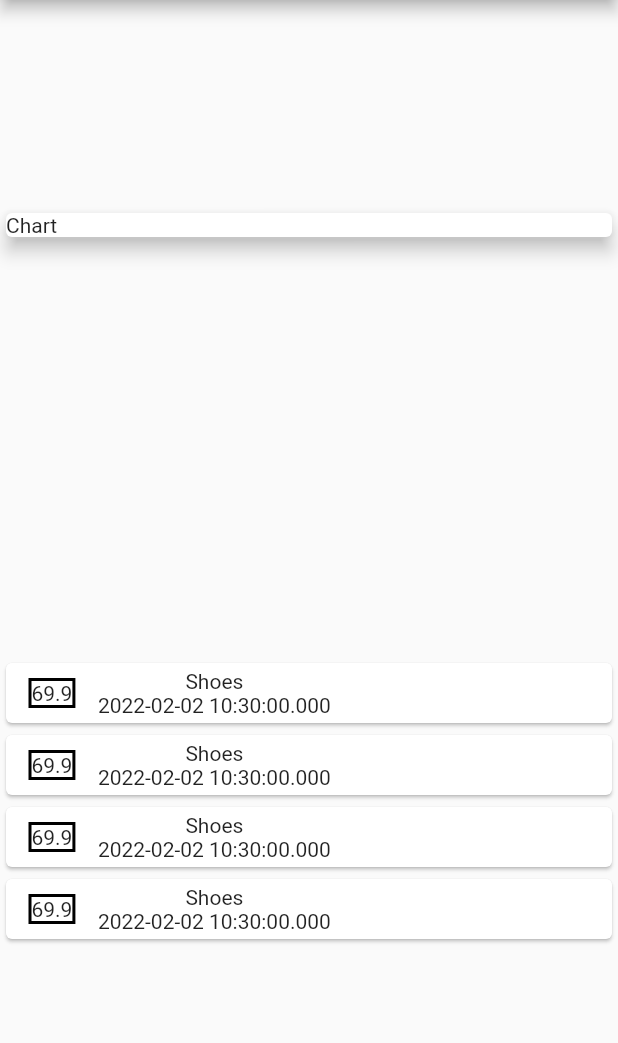
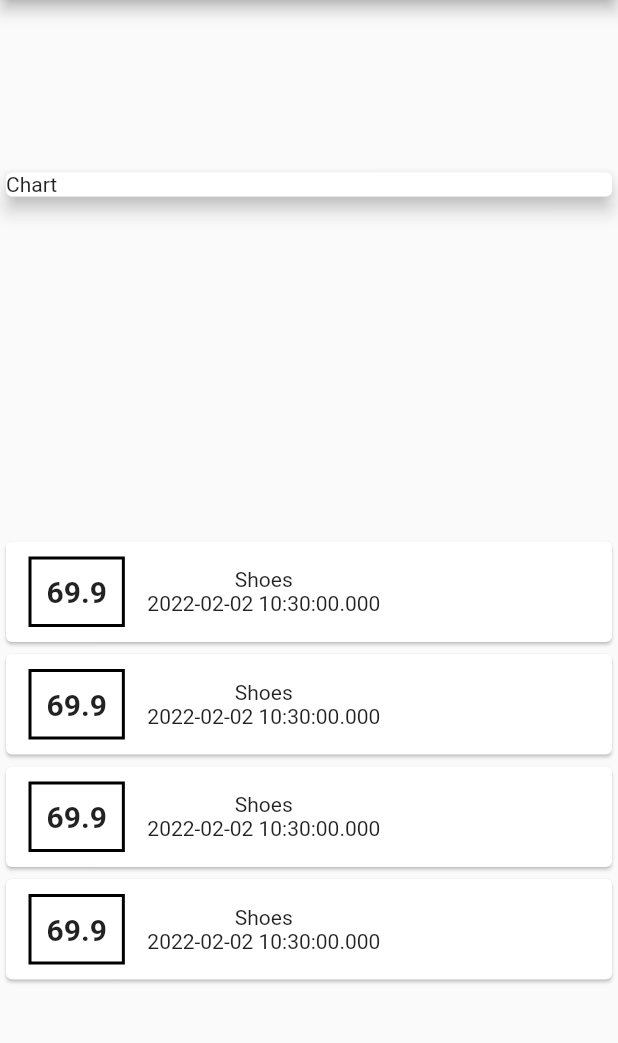
Before and after one commit to adiii013/flutter-expenseTracker-app, a Flutter app: the screen it shows after launch, on a phone screen of 412 x 824 dp, the part 84-1127 px from its top. Run offline on Flutter 3.47's test engine with Material 2 defaults, Android fonts, the phone set to English and light mode, and no system bars.

Commit message:
added design

```diff
--- a/lib/main.dart
+++ b/lib/main.dart
@@ -55,8 +55,10 @@ class MyHomePage extends StatelessWidget {
                         color: Colors.black,
                         width: 2,
                       )),
+                      padding: EdgeInsets.all(10),
                       child: Text(
                         tx.amount.toString(),
+                        style: TextStyle(fontWeight: FontWeight.bold,fontSize: 20),
                       ),
                     ),
                     Column(
```
